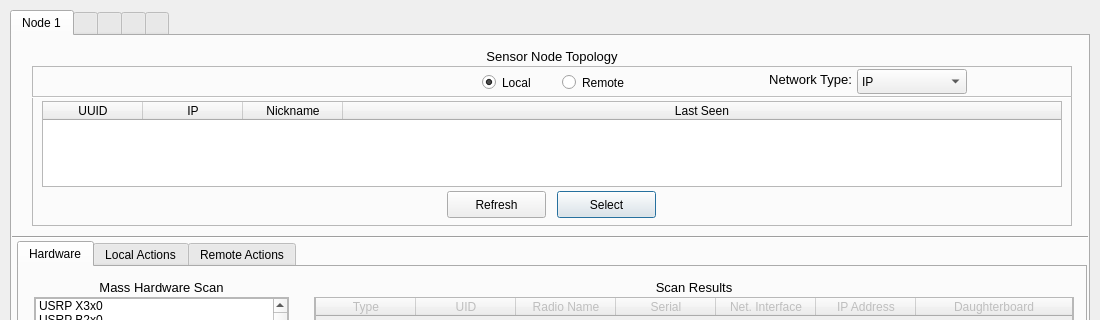
Before: the Qt Designer form UI/hardware_select.ui in Spencerx/FISSURE, drawn with Qt 5; both pictures show x 0 to 1100 and y 0 to 320 of the 1100 by 850 pixel window.
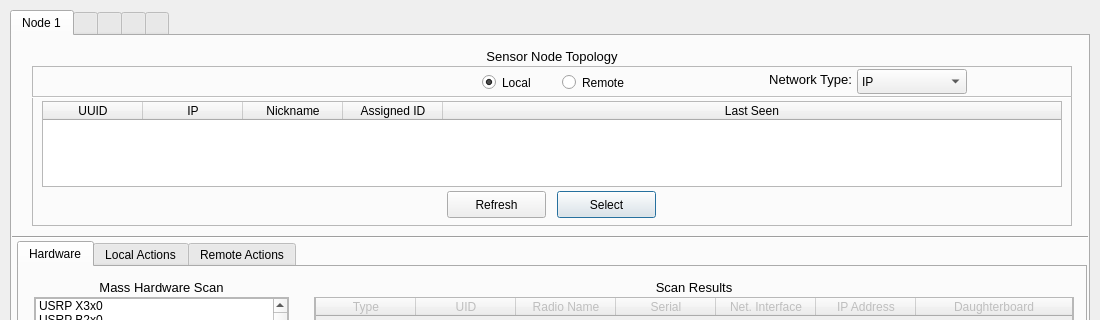
After: the same form once the commit is applied. The open tabs and pages were chosen to show the change. Icons and pictures are not drawn.

```diff
--- a/UI/hardware_select.ui
+++ b/UI/hardware_select.ui
@@ -235,6 +235,11 @@
           <string>Nickname</string>
          </property>
         </column>
+        <column>
+         <property name="text">
+          <string>Assigned ID</string>
+         </property>
+        </column>
         <column>
          <property name="text">
           <string>Last Seen</string>
```
Left out of the diff: 12 changed lines with no effect on the pictures.
